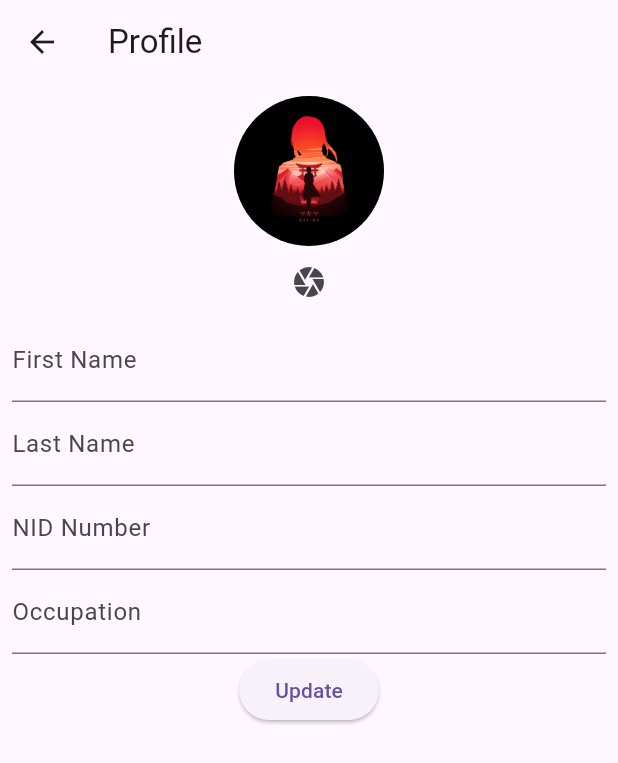
After one commit to s4ki3f/vara_lagbe, a Flutter app: the ProfilePage screen opened by its route, on a phone screen of 412 x 824 dp. The commit adds this screen. Shown: the top 763 px of the screen. Run offline on Flutter 3.47's test engine with Material 3 defaults, Android fonts, the phone set to English and light mode, and no system bars; our stand-ins replace flutter_svg, image_picker, supabase_flutter; accounts and stored records are empty; project files that could hold a hidden picture were left out.

Commit message:
Add provider and image_picker dependencies, and update generated plugins for file_selector on Windows and Linux, and file_selector on MacOS. Also, add ProfilePage route.

```diff
--- /dev/null
+++ b/lib/model/theme_changer.dart
@@ -0,0 +1,14 @@
+import 'package:flutter/material.dart';
+
+class ThemeChanger with ChangeNotifier {
+  ThemeData _themeData;
+
+  ThemeChanger(this._themeData);
+
+  getTheme() => _themeData;
+
+  setTheme(ThemeData theme) {
+    _themeData = theme;
+    notifyListeners();
+  }
+}
--- /dev/null
+++ b/lib/view/profile/profile.dart
@@ -0,0 +1,74 @@
+import 'dart:io';
+import 'package:flutter/material.dart';
+import 'package:image_picker/image_picker.dart';
+
+class ProfilePage extends StatefulWidget {
+  @override
+  _ProfilePageState createState() => _ProfilePageState();
+}
+
+class _ProfilePageState extends State<ProfilePage> {
+  final firstNameController = TextEditingController();
+  final lastNameController = TextEditingController();
+  final nidNumberController = TextEditingController();
+  final occupationController = TextEditingController();
+  File? avatarImage;
+
+  Future pickImage() async {
+    final pickedFile =
+        await ImagePicker().pickImage(source: ImageSource.gallery);
+    if (pickedFile != null) {
+      setState(() {
+        avatarImage = File(pickedFile.path);
+      });
+    }
+  }
+
+  @override
+  Widget build(BuildContext context) {
+    return Scaffold(
+      appBar: AppBar(
+        title: Text('Profile'),
+      ),
+      body: Padding(
+        padding: const EdgeInsets.all(8.0),
+        child: Column(
+          children: [
+            CircleAvatar(
+              backgroundImage: avatarImage != null
+                  ? FileImage(avatarImage!) as ImageProvider<Object>?
+                  : AssetImage('assets/images/makima.png'),
+              radius: 50,
+            ),
+            IconButton(
+              icon: Icon(Icons.camera),
+              onPressed: pickImage,
+            ),
+            TextField(
+              controller: firstNameController,
+              decoration: InputDecoration(labelText: 'First Name'),
+            ),
+            TextField(
+              controller: lastNameController,
+              decoration: InputDecoration(labelText: 'Last Name'),
+            ),
+            TextField(
+              controller: nidNumberController,
+              decoration: InputDecoration(labelText: 'NID Number'),
+            ),
+            TextField(
+              controller: occupationController,
+              decoration: InputDecoration(labelText: 'Occupation'),
+            ),
+            ElevatedButton(
+              child: Text('Update'),
+              onPressed: () {
+                // Update the user profile here
+              },
+            ),
+          ],
+        ),
+      ),
+    );
+  }
+}
--- a/pubspec.yaml
+++ b/pubspec.yaml
@@ -38,6 +38,8 @@ dependencies:
   cupertino_icons: ^1.0.2
   flutter_svg: ^2.0.9
   supabase_flutter: ^1.10.25
+  provider: ^6.1.1
+  image_picker: ^1.0.4
 
 dev_dependencies:
   flutter_test:
```
Also changed, not shown: lib/main.dart (+20 -15 lines), lib/view/home/widgets/custom_app_bar.dart (+34 -13 lines), lib/view/settings/settings_screen.dart (added, +24 -0 lines), pubspec.lock, 5 other files.
